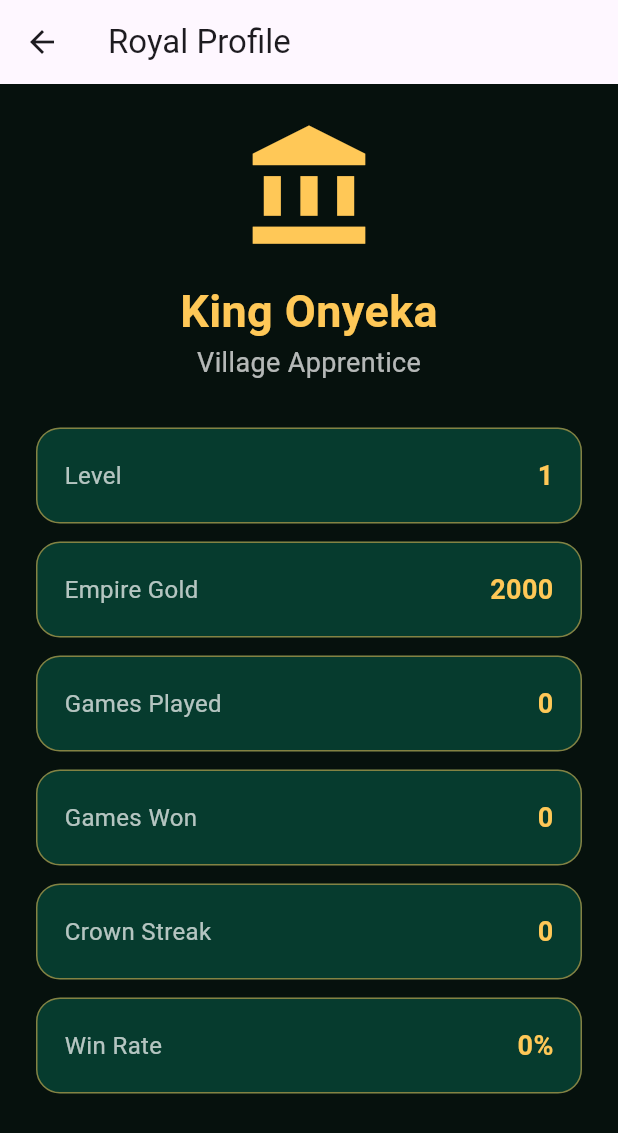
After one commit to Whotempire/whot_empire, a Flutter app: the screen it shows after launch, after a tap on "Profile", on a phone screen of 412 x 824 dp. The commit adds this screen. Shown: the top 1133 px of the screen. Run offline on Flutter 3.47's test engine with Material 3 defaults, Android fonts, the phone set to English and light mode, and no system bars.

Commit message:
Sprint 5 - Royal profile and navigation completed

```diff
--- /dev/null
+++ b/lib/core/services/player_service.dart
@@ -0,0 +1,13 @@
+import 'package:whot_empire/features/profile/models/player_profile.dart';
+
+class PlayerService {
+  static PlayerProfile currentPlayer = const PlayerProfile(
+    name: 'King Onyeka',
+    rank: 'Village Apprentice',
+    level: 1,
+    empireGold: 2000,
+    gamesPlayed: 0,
+    gamesWon: 0,
+    crownStreak: 0,
+  );
+}
--- a/lib/features/home/screens/home_screen.dart
+++ b/lib/features/home/screens/home_screen.dart
@@ -1,6 +1,7 @@
 import 'package:flutter/material.dart';
 import 'package:whot_empire/features/menu/screens/game_menu_screen.dart';
-import 'package:whot_empire/core/theme/app_colors.dart';
+import 'package:whot_empire/features/profile/screens/profile_screen.dart';
+import 'package:whot_empire/widgets/common/empire_button.dart';
 
 class HomePage extends StatelessWidget {
   const HomePage({super.key});
@@ -77,12 +78,12 @@ class HomePage extends StatelessWidget {
 
               const Spacer(),
 
-              _LobbyButton(
+              EmpireButton(
   title: 'Classic Whot',
-                subtitle: 'Fast Nigerian card battle',
   icon: Icons.style,
-                onTap: _openGameMenuStatic,
+  onPressed: () => _openGameMenu(context),
 ),
+
 
               const SizedBox(height: 16),
 
@@ -98,6 +99,21 @@ class HomePage extends StatelessWidget {
   title: 'Tournaments',
   subtitle: 'Coming soon',
   icon: Icons.emoji_events,
+),
+
+const SizedBox(height: 16),
+
+EmpireButton(
+  title: 'Profile',
+  icon: Icons.person,
+  onPressed: () {
+    Navigator.push(
+      context,
+      MaterialPageRoute(
+        builder: (context) => const ProfileScreen(),
+      ),
+    );
+  },
 ),
 
 const Spacer(),
--- /dev/null
+++ b/lib/features/profile/models/player_profile.dart
@@ -0,0 +1,24 @@
+class PlayerProfile {
+  final String name;
+  final String rank;
+  final int level;
+  final int empireGold;
+  final int gamesPlayed;
+  final int gamesWon;
+  final int crownStreak;
+
+  const PlayerProfile({
+    required this.name,
+    required this.rank,
+    required this.level,
+    required this.empireGold,
+    required this.gamesPlayed,
+    required this.gamesWon,
+    required this.crownStreak,
+  });
+
+  double get winRate {
+    if (gamesPlayed == 0) return 0;
+    return gamesWon / gamesPlayed;
+  }
+}
--- /dev/null
+++ b/lib/features/profile/screens/profile_screen.dart
@@ -0,0 +1,98 @@
+import 'package:flutter/material.dart';
+import 'package:whot_empire/core/services/player_service.dart';
+import 'package:whot_empire/core/theme/app_colors.dart';
+
+class ProfileScreen extends StatelessWidget {
+  const ProfileScreen({super.key});
+
+  @override
+  Widget build(BuildContext context) {
+    final player = PlayerService.currentPlayer;
+
+    return Scaffold(
+      backgroundColor: AppColors.royalBlack,
+      appBar: AppBar(
+        title: const Text('Royal Profile'),
+      ),
+      body: Padding(
+        padding: const EdgeInsets.all(24),
+        child: Column(
+          children: [
+            const Icon(
+              Icons.account_balance,
+              color: AppColors.royalGold,
+              size: 90,
+            ),
+            const SizedBox(height: 16),
+            Text(
+              player.name,
+              style: const TextStyle(
+                color: AppColors.royalGold,
+                fontSize: 30,
+                fontWeight: FontWeight.bold,
+              ),
+            ),
+            Text(
+              player.rank,
+              style: const TextStyle(
+                color: Colors.white70,
+                fontSize: 18,
+              ),
+            ),
+            const SizedBox(height: 30),
+
+            _ProfileStat(title: 'Level', value: '${player.level}'),
+            _ProfileStat(title: 'Empire Gold', value: '${player.empireGold}'),
+            _ProfileStat(title: 'Games Played', value: '${player.gamesPlayed}'),
+            _ProfileStat(title: 'Games Won', value: '${player.gamesWon}'),
+            _ProfileStat(title: 'Crown Streak', value: '${player.crownStreak}'),
+            _ProfileStat(
+              title: 'Win Rate',
+              value: '${(player.winRate * 100).toStringAsFixed(0)}%',
+            ),
+          ],
+        ),
+      ),
+    );
+  }
+}
+
+class _ProfileStat extends StatelessWidget {
+  final String title;
+  final String value;
+
+  const _ProfileStat({
+    required this.title,
+    required this.value,
+  });
+
+  @override
+  Widget build(BuildContext context) {
+    return Container(
+      margin: const EdgeInsets.only(bottom: 12),
+      padding: const EdgeInsets.all(18),
+      decoration: BoxDecoration(
+        color: AppColors.deepEmerald,
+        borderRadius: BorderRadius.circular(16),
+        border: Border.all(color: AppColors.royalGold.withOpacity(0.5)),
+      ),
+      child: Row(
+        children: [
+          Text(
+            title,
+            style: const TextStyle(color: Colors.white70, fontSize: 16),
+          ),
+          const Spacer(),
+          Text(
+            value,
+            style: const TextStyle(
+              color: AppColors.royalGold,
+              fontSize: 18,
+              fontWeight: FontWeight.bold,
+            ),
+          ),
+        ],
+      ),
+    );
+  }
+}
--- /dev/null
+++ b/lib/features/whot/engine/deck_generator.dart
@@ -0,0 +1,32 @@
+import '../models/card_shape.dart';
+import '../models/whot_card.dart';
+
+class DeckGenerator {
+  static List<WhotCard> generateDeck() {
+    final deck = <WhotCard>[];
+
+    void addCards(CardShape shape, List<int> numbers) {
+      for (final number in numbers) {
+        deck.add(WhotCard(shape: shape, number: number));
+      }
+    }
+
+    addCards(CardShape.circle, [1, 2, 3, 4, 5, 7, 8, 10, 11, 13, 14]);
+    addCards(CardShape.triangle, [1, 2, 3, 4, 5, 7, 8, 10, 11, 13, 14]);
+    addCards(CardShape.square, [1, 2, 3, 5, 7, 10, 11, 13, 14]);
+    addCards(CardShape.cross, [1, 2, 3, 5, 7, 10, 11, 13, 14]);
+    addCards(CardShape.star, [1, 2, 3, 4, 5, 7, 8]);
+
+    for (int i = 0; i < 5; i++) {
+      deck.add(const WhotCard(shape: CardShape.whot, number: 20));
+    }
+
+    return deck;
+  }
+
+  static List<WhotCard> shuffledDeck() {
+    final deck = generateDeck();
+    deck.shuffle();
+    return deck;
+  }
+}
--- a/lib/features/whot/screens/offline_game_screen.dart
+++ b/lib/features/whot/screens/offline_game_screen.dart
@@ -31,11 +31,11 @@ class _OfflineGamePageState extends State<OfflineGamePage> {
     deck = buildDeck();
     deck.shuffle(Random());
 
-    playerCards = deck.take(6).toList();
-    deck.removeRange(0, 6);
+    playerCards = deck.take(5).toList();
+deck.removeRange(0, 5);
 
-    computerCards = deck.take(6).toList();
-    deck.removeRange(0, 6);
+computerCards = deck.take(5).toList();
+deck.removeRange(0, 5);
 
     discardPile = [deck.first];
     deck.removeAt(0);
--- a/lib/widgets/common/lib/widgets/common/empire_button.dart
+++ b/lib/widgets/common/empire_button.dart
@@ -1,5 +1,4 @@
 import 'package:flutter/material.dart';
-import 'package:whot_empire/core/theme/app_colors.dart';
 
 class EmpireButton extends StatelessWidget {
   final String title;
@@ -17,19 +16,11 @@ class EmpireButton extends StatelessWidget {
   Widget build(BuildContext context) {
     return SizedBox(
       width: double.infinity,
-      height: 62,
+      height: 60,
       child: ElevatedButton.icon(
         onPressed: onPressed,
         icon: Icon(icon),
         label: Text(title),
-        style: ElevatedButton.styleFrom(
-          backgroundColor: AppColors.royalGold,
-          foregroundColor: AppColors.royalBlack,
-          elevation: 8,
-          shape: RoundedRectangleBorder(
-            borderRadius: BorderRadius.circular(18),
-          ),
-        ),
       ),
     );
   }
```
Also changed, not shown: lib/features/whot/engine/game_rules.dart (added), lib/features/whot/models/card_shape.dart (added). Lines whose indentation alone changed are shown as unchanged.
